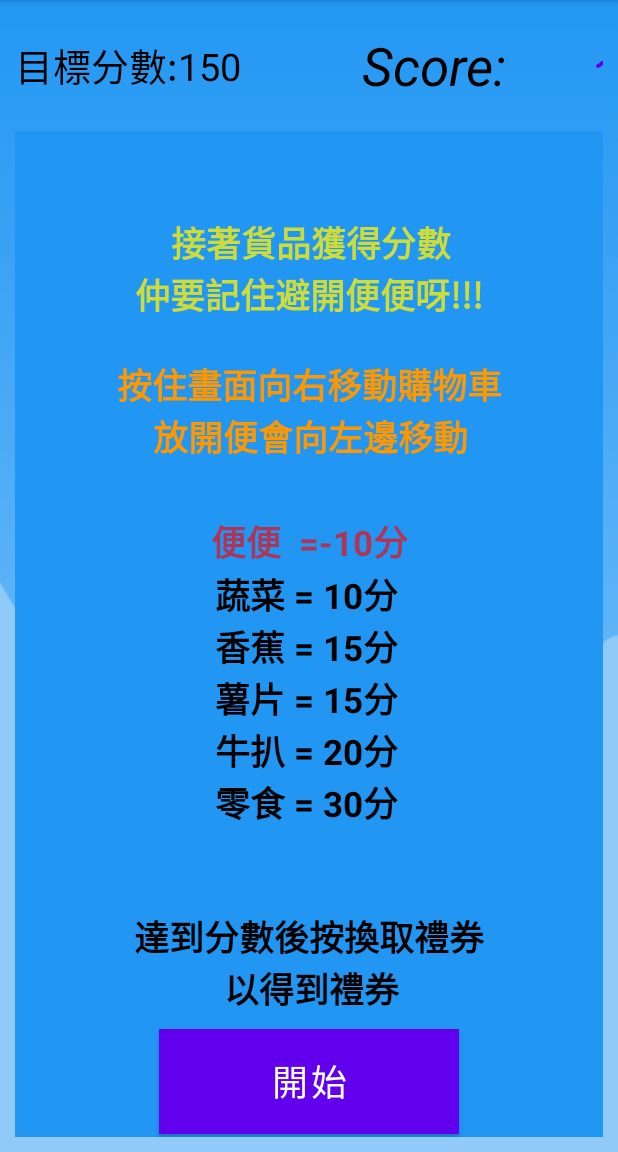
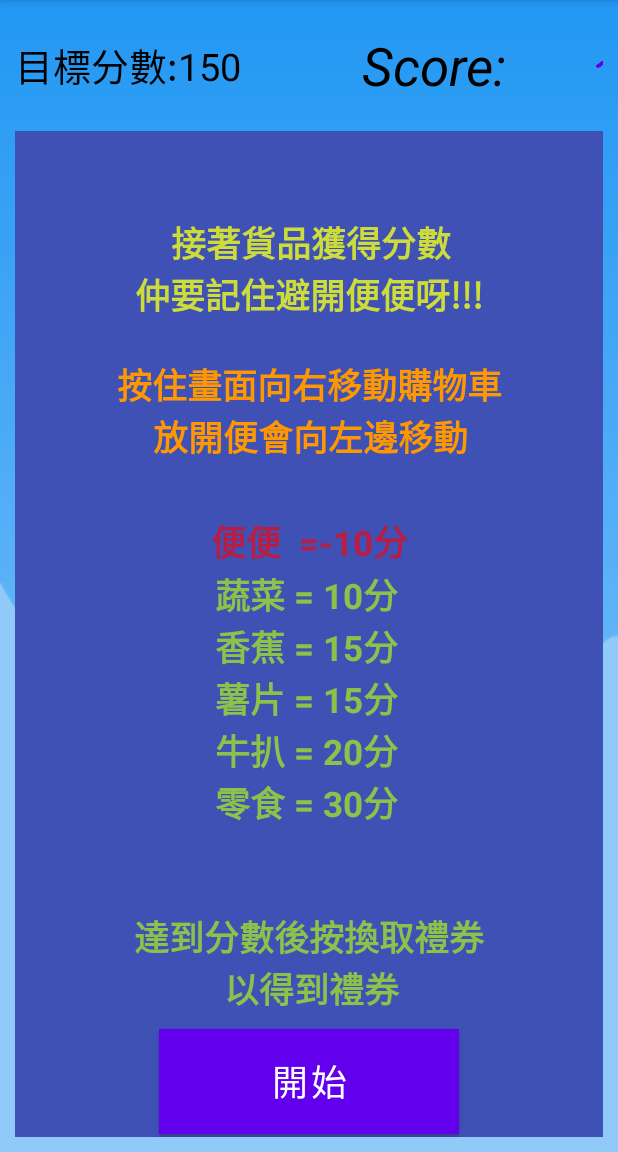
Before and after one commit to hercules2123/SEHH3140, an Android app: the screen it shows after launch (MainActivity), on a phone screen of 412 x 824 dp, the part 84-1236 px from its top. Run offline under Robolectric (Android 15) with nearby library versions, the phone set to English and light mode, and no system bars.

Commit message:
gameUpdate12

```diff
--- a/app/src/main/res/layout/activity_main.xml
+++ b/app/src/main/res/layout/activity_main.xml
@@ -67,7 +67,7 @@
         android:layout_marginTop="10dp"
         android:id="@+id/gameFrame"
         android:layout_gravity="center_horizontal"
-        android:background="#2196F3">
+        android:background="#3F51B5">
 
             <ImageView
                 android:layout_width="50dp"
@@ -172,7 +172,7 @@
                     android:id="@+id/highScoreLabel"
                     android:layout_gravity="center"
                     android:textSize="23sp"
-                    android:textColor="#000"
+                    android:textColor="#8BC34A"
                     android:textStyle="bold"
                     />
 
```
